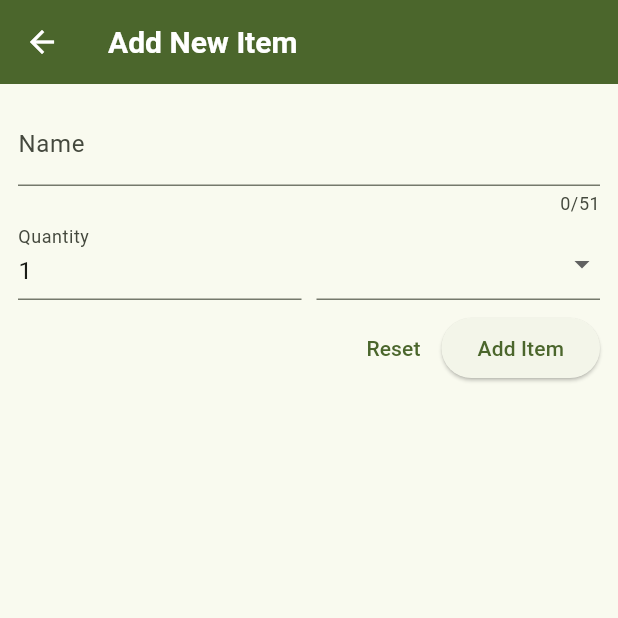
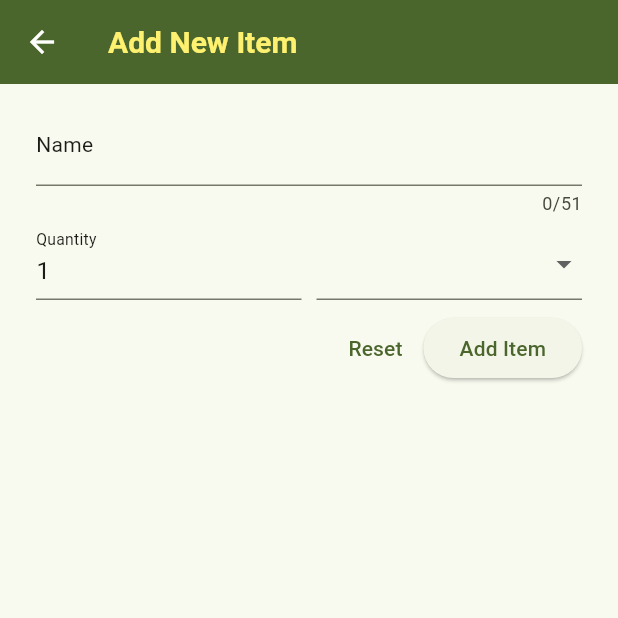
Before and after one commit to Iftikhar-Shams-Niloy/flutter_shoppy_list, a Flutter app: the NewItem screen opened directly, on a phone screen of 412 x 824 dp, the top half of it. Run offline on Flutter 3.47's test engine with Material 3 defaults, Android fonts, the phone set to English and light mode, and no system bars; network calls fail.

Commit message:
Update text styles and improve UI consistency in NewItem and GroceryList widgets

```diff
--- a/lib/data/constants.dart
+++ b/lib/data/constants.dart
@@ -22,7 +22,7 @@ class MyAppTextTheme {
     titleLarge: TextStyle(
       fontSize: 20,
       fontWeight: FontWeight.w600,
-      color: MyAppScheme.lightScheme.onInverseSurface,
+      color: MyAppScheme.lightScheme.secondary,
     ),
     bodyLarge: TextStyle(
       fontSize: 16,
@@ -42,7 +42,7 @@ class MyAppTextTheme {
     titleLarge: TextStyle(
       fontSize: 20,
       fontWeight: FontWeight.w600,
-      color: MyAppScheme.darkScheme.onPrimary,
+      color: MyAppScheme.darkScheme.secondary,
     ),
     bodyLarge: TextStyle(
       fontSize: 16,
--- a/lib/widgets/grocery_list.dart
+++ b/lib/widgets/grocery_list.dart
@@ -182,8 +182,8 @@ class _GroceryListState extends State<GroceryList> {
                 color: _groceryItemsList[index].category.color,
                 borderRadius: BorderRadius.circular(25),
                 border: Border.all(
-                  color: Colors.black,
-                  width: 5,
+                  color: Theme.of(context).shadowColor,
+                  width: 3,
                 ),
               ),
             ),
--- a/lib/widgets/new_item.dart
+++ b/lib/widgets/new_item.dart
@@ -72,10 +72,17 @@ class _NewItemState extends State<NewItem> {
 
   @override
   Widget build(BuildContext context) {
+    final textTheme = Theme.of(context).textTheme;
+
     return Scaffold(
-      appBar: AppBar(title: const Text('Add New Item')),
+      appBar: AppBar(
+        title: Text(
+          'Add New Item',
+          style: textTheme.titleLarge,
+        ),
+      ),
       body: Padding(
-        padding: const EdgeInsets.all(12.0),
+        padding: const EdgeInsets.symmetric(horizontal: 24.0, vertical: 12.0),
         child: Form(
           key: _formKey,
           child: Column(
@@ -83,8 +90,11 @@ class _NewItemState extends State<NewItem> {
             children: [
               TextFormField(
                 maxLength: 51,
-                decoration: const InputDecoration(
-                  label: Text('Name'),
+                decoration: InputDecoration(
+                  label: Text(
+                    'Name',
+                    style: textTheme.bodyMedium,
+                  ),
                 ),
                 //* <--- Validator to check if the input is valid -->
                 validator: (value) {
@@ -107,8 +117,11 @@ class _NewItemState extends State<NewItem> {
                   Expanded(
                     //! <--- Quantity text field here --->
                     child: TextFormField(
-                      decoration: const InputDecoration(
-                        label: Text('Quantity'),
+                      decoration: InputDecoration(
+                        label: Text(
+                          'Quantity',
+                          style: textTheme.bodyMedium,
+                        ),
                       ),
                       keyboardType: TextInputType.number,
                       initialValue: "1",
@@ -132,6 +145,7 @@ class _NewItemState extends State<NewItem> {
 
                   Expanded(
                     child: DropdownButtonFormField(
+                      dropdownColor: Theme.of(context).primaryColor,
                       items: [
                         for (final category in categories.entries)
                           DropdownMenuItem(
@@ -144,10 +158,17 @@ class _NewItemState extends State<NewItem> {
                                   decoration: BoxDecoration(
                                     borderRadius: BorderRadius.circular(25),
                                     color: category.value.color,
+                                    border: Border.all(
+                                      color: Theme.of(context).shadowColor,
+                                      width: 2,
+                                    ),
                                   ),
                                 ),
                                 const SizedBox(width: 6),
-                                Text(category.value.title),
+                                Text(
+                                  category.value.title,
+                                  style: textTheme.bodySmall,
+                                ),
                               ],
                             ),
                           ),
```
